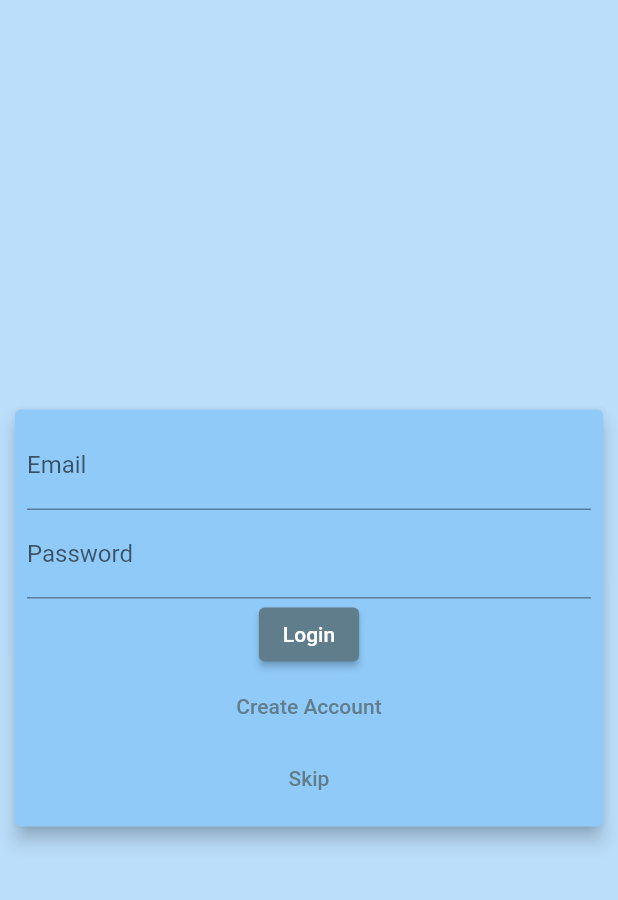
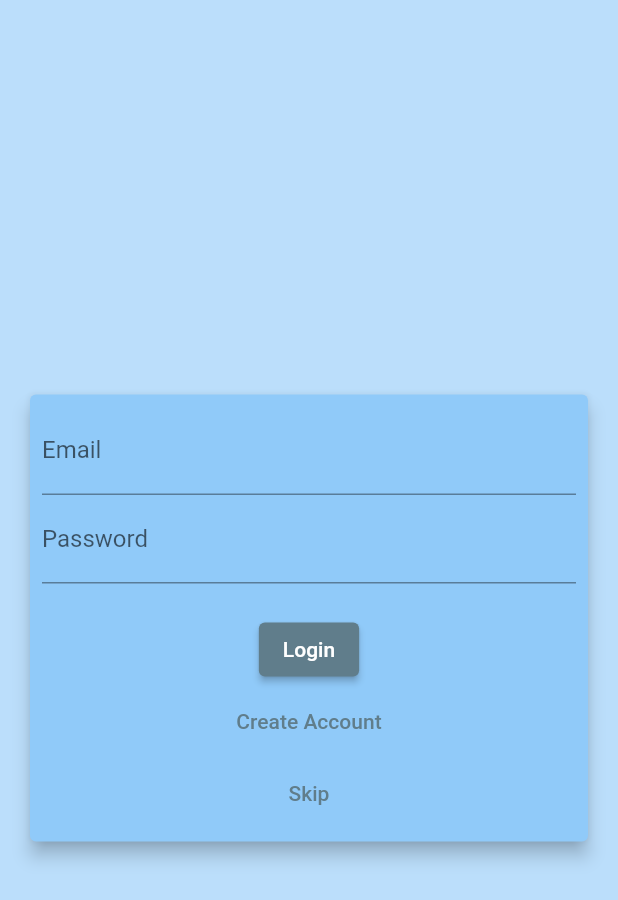
Before and after one commit to sauravptl/Flutter_Ecom, a Flutter app: the screen it shows after launch, on a phone screen of 412 x 824 dp. Shown: the top 900 px of the screen. Run offline on Flutter 3.47's test engine with Material 2 defaults, Android fonts, the phone set to English and light mode, and no system bars.

Commit message:
ui changes

```diff
--- a/ecom/lib/models/product.dart
+++ b/ecom/lib/models/product.dart
@@ -103,6 +103,8 @@ class Products with ChangeNotifier {
     return [..._item];
   }
 
+  String get imageUrl => null;
+
   Product findById(String id) {
     return items.firstWhere((element) => element.id == id);
   }
--- a/ecom/lib/screens/signup.dart
+++ b/ecom/lib/screens/signup.dart
@@ -76,7 +76,7 @@ class _SignUpScreenState extends State<SignUpScreen> {
       backgroundColor: Colors.blue[100],
       body: Center(
         child: Card(
-          margin: const EdgeInsets.all(10),
+          margin: const EdgeInsets.all(20),
           color: Colors.blue[200],
           elevation: 5,
           child: SingleChildScrollView(
@@ -161,6 +161,9 @@ class _SignUpScreenState extends State<SignUpScreen> {
                           return null;
                         },
                       ),
+                    SizedBox(
+                      height: 20.0,
+                    ),
                     ElevatedButton(
                       onPressed: () {
                         _submit();
```
Also changed, not shown: ecom/lib/screens/productDetails.dart (+12 -4 lines).
